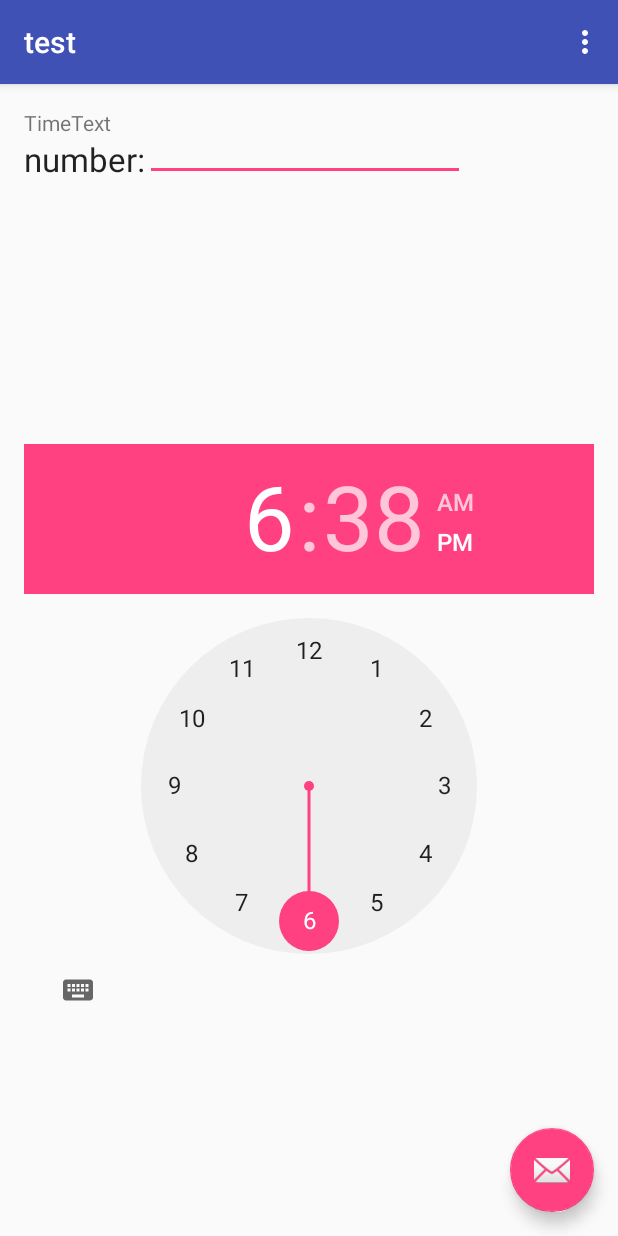
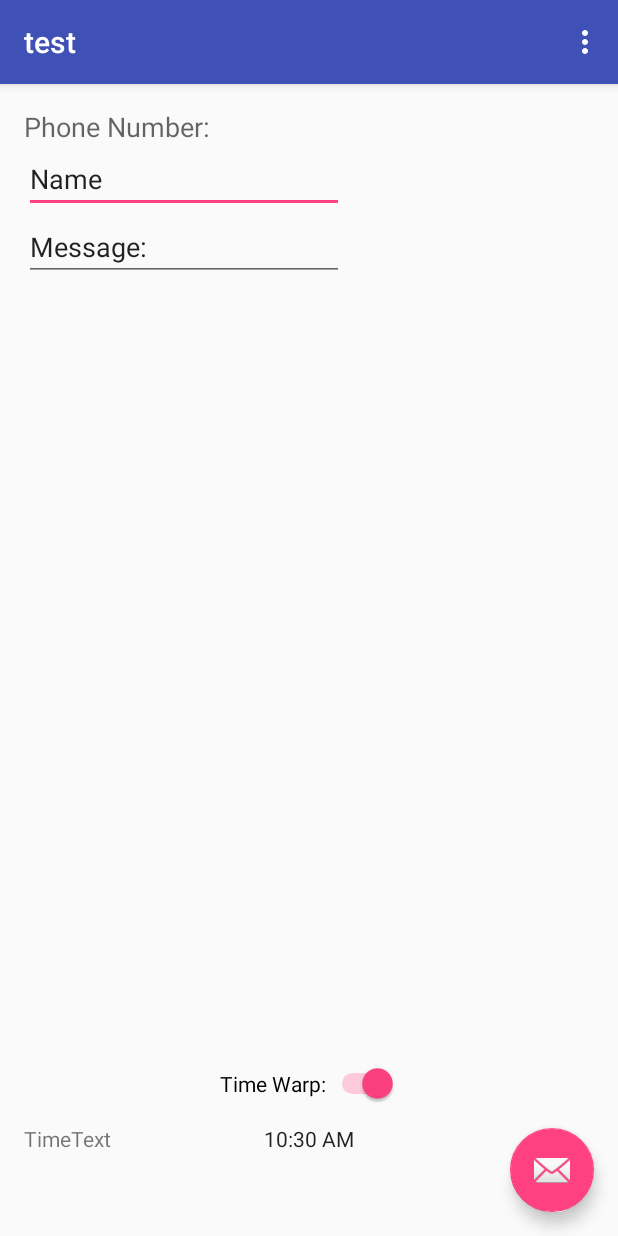
Before and after one commit to KadeHels/TimeTextAndroid, an Android app: the screen it shows after launch (MainActivity), on a phone screen of 412 x 824 dp. Run offline under Robolectric (Android 15) with nearby library versions, the phone set to English and light mode, and no system bars.

Commit message:
initial graphics updates

```diff
--- a/app/src/main/java/kadehelseth/test/MainActivity.java
+++ b/app/src/main/java/kadehelseth/test/MainActivity.java
@@ -22,7 +22,8 @@ public class MainActivity extends AppCompatActivity {
         fab.setOnClickListener(new View.OnClickListener() {
             @Override
             public void onClick(View view) {
-                Snackbar.make(view, "Replace with your own action", Snackbar.LENGTH_LONG)
+
+                Snackbar.make(view, "TimeWarped!", Snackbar.LENGTH_LONG)
                         .setAction("Action", null).show();
             }
         });
--- a/app/src/main/res/layout/content_main.xml
+++ b/app/src/main/res/layout/content_main.xml
@@ -16,33 +16,86 @@
         android:layout_width="wrap_content"
         android:layout_height="wrap_content"
         android:text="TimeText"
-        android:id="@+id/textView2" />
+        android:id="@+id/textView2"
+        android:layout_alignParentBottom="true"
+        android:layout_alignParentLeft="true"
+        android:layout_alignParentStart="true"
+        android:layout_marginBottom="39dp" />
 
     <TextView
         android:layout_width="wrap_content"
         android:layout_height="wrap_content"
-        android:textAppearance="?android:attr/textAppearanceLarge"
-        android:text="number:"
-        android:id="@+id/number"
-        android:layout_below="@+id/textView2"
-        android:layout_alignParentLeft="true"
-        android:layout_alignParentStart="true" />
+        android:textAppearance="?android:attr/textAppearanceMedium"
+        android:text="Phone Number:"
+        android:id="@+id/textLabel"
+        android:layout_alignParentTop="true" />
+
+    <TextClock
+        android:layout_width="wrap_content"
+        android:layout_height="wrap_content"
+        android:id="@+id/textClock"
+        android:layout_alignTop="@+id/textView2"
+        android:layout_centerHorizontal="true" />
+
+    <Space
+        android:layout_width="20px"
+        android:layout_height="20px"
+        android:layout_above="@+id/textClock"
+        android:layout_toRightOf="@+id/textView2"
+        android:layout_toEndOf="@+id/textView2"
+        android:id="@+id/space" />
 
     <EditText
         android:layout_width="wrap_content"
         android:layout_height="wrap_content"
-        android:inputType="phone"
+        android:inputType="textPersonName"
+        android:text="Name"
         android:ems="10"
         android:id="@+id/editText"
-        android:layout_alignBottom="@+id/number"
-        android:layout_toRightOf="@+id/number"
-        android:layout_toEndOf="@+id/number" />
+        android:layout_alignParentLeft="true"
+        android:layout_alignParentStart="true"
+        android:layout_below="@+id/textLabel" />
 
-    <TimePicker
-        android:layout_width="wrap_content"
-        android:layout_height="wrap_content"
-        android:id="@+id/timePicker"
-        android:layout_alignParentBottom="true"
-        android:layout_marginBottom="124dp" />
+    <RelativeLayout
+        android:layout_width="match_parent"
+        android:layout_height="match_parent"
+        android:layout_alignParentLeft="true"
+        android:layout_alignParentStart="true"
+        android:layout_below="@+id/editText"
+        android:layout_above="@+id/space"
+        android:id="@+id/relativeLayout">
+
+        <Switch
+            android:layout_width="wrap_content"
+            android:layout_height="wrap_content"
+            android:id="@+id/switch1"
+            android:layout_alignParentBottom="true"
+            android:layout_centerHorizontal="true"
+            android:checked="true"
+            android:text="Time Warp:" />
+
+        <EditText
+            android:layout_width="wrap_content"
+            android:layout_height="wrap_content"
+            android:inputType="textMultiLine"
+            android:ems="10"
+            android:id="@+id/messageContent"
+            android:text="Message:"
+            android:layout_alignParentLeft="true"
+            android:layout_alignParentStart="true"
+            android:layout_alignParentTop="true" />
+
+    </RelativeLayout>
+
+    <LinearLayout
+        android:orientation="vertical"
+        android:layout_width="match_parent"
+        android:layout_height="match_parent"
+        android:layout_alignBottom="@+id/relativeLayout"
+        android:layout_alignTop="@+id/relativeLayout"
+        android:layout_alignRight="@+id/relativeLayout"
+        android:layout_alignEnd="@+id/relativeLayout"
+        android:layout_toEndOf="@+id/editText"
+        android:layout_toRightOf="@+id/editText"></LinearLayout>
 
 </RelativeLayout>
```
